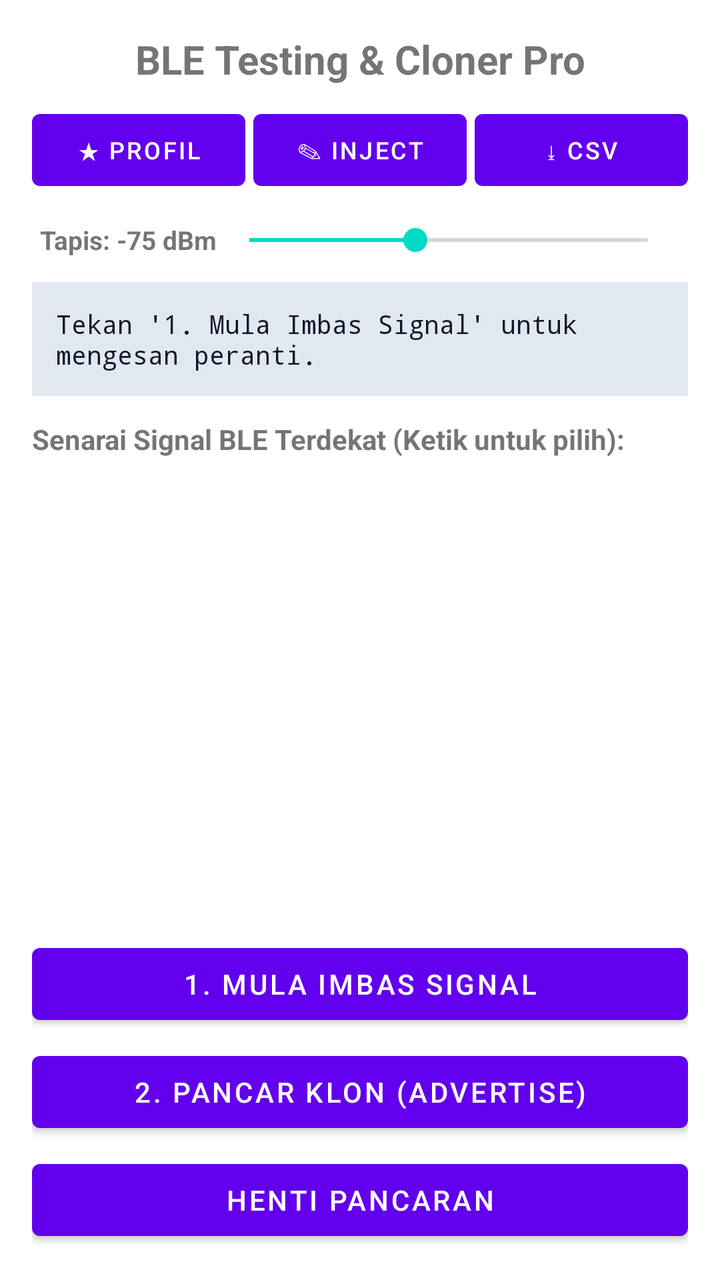
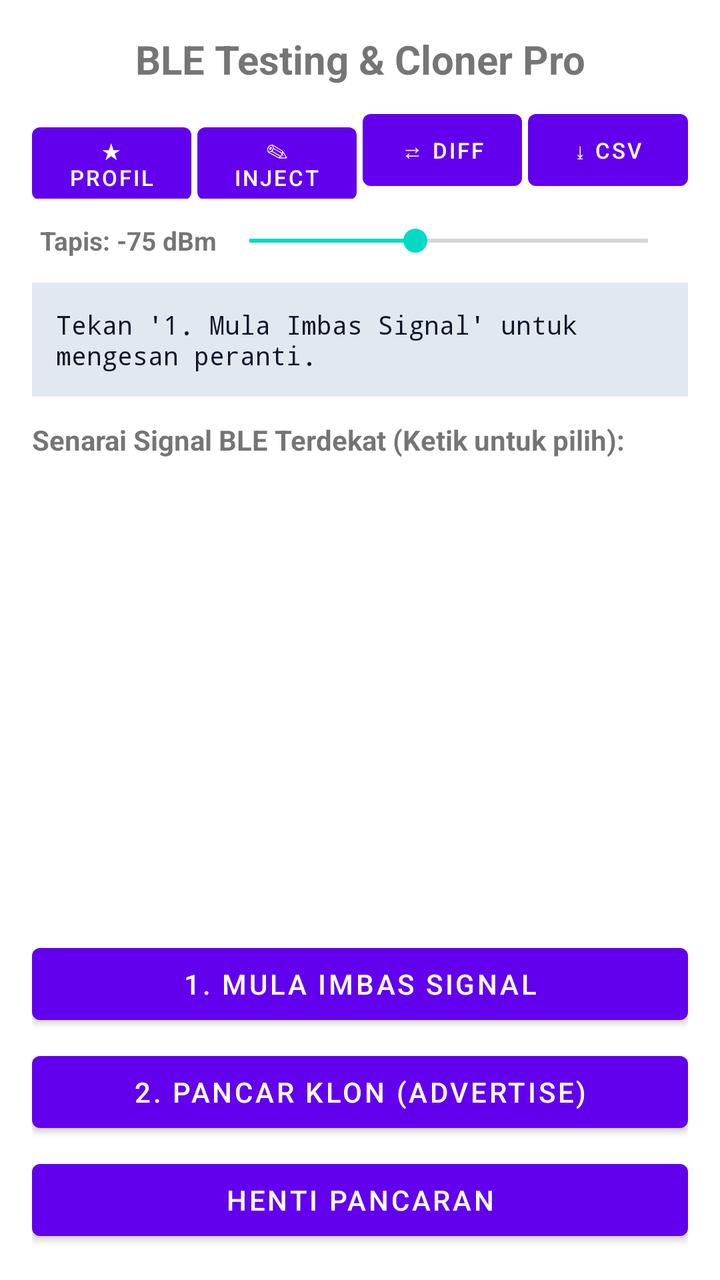

Two renders of the same Android screen: before a commit and after it. Below are the layout's source before the change and the commit's diff.
<!-- AndroidManifest.xml: application theme Theme.MaterialComponents.DayNight.NoActionBar -->
<!-- res/layout/activity_main.xml -->
<?xml version="1.0" encoding="utf-8"?>
<LinearLayout xmlns:android="http://schemas.android.com/apk/res/android"
    android:layout_width="match_parent"
    android:layout_height="match_parent"
    android:orientation="vertical"
    android:padding="16dp">

    <TextView
        android:id="@+id/tvHeader"
        android:layout_width="match_parent"
        android:layout_height="wrap_content"
        android:text="BLE Testing &amp; Cloner Pro"
        android:textSize="20sp"
        android:textStyle="bold"
        android:textAlignment="center"
        android:layout_marginBottom="8dp" />

    
    <LinearLayout
        android:layout_width="match_parent"
        android:layout_height="wrap_content"
        android:orientation="horizontal"
        android:weightSum="3"
        android:layout_marginBottom="8dp">

        <Button
            android:id="@+id/btnBookmarks"
            android:layout_width="0dp"
            android:layout_height="wrap_content"
            android:layout_weight="1"
            android:text="★ Profil"
            android:textSize="12sp" />

        <Button
            android:id="@+id/btnManualInject"
            android:layout_width="0dp"
            android:layout_height="wrap_content"
            android:layout_weight="1"
            android:layout_marginStart="4dp"
            android:layout_marginEnd="4dp"
            android:text="✎ Inject"
            android:textSize="12sp" />

        <Button
            android:id="@+id/btnExportCsv"
            android:layout_width="0dp"
            android:layout_height="wrap_content"
            android:layout_weight="1"
            android:text="⤓ CSV"
            android:textSize="12sp" />
    </LinearLayout>

    
    <LinearLayout
        android:layout_width="match_parent"
        android:layout_height="wrap_content"
        android:orientation="horizontal"
        android:gravity="center_vertical"
        android:padding="4dp"
        android:layout_marginBottom="8dp">

        <TextView
            android:id="@+id/tvRssiLabel"
            android:layout_width="wrap_content"
            android:layout_height="wrap_content"
            android:text="Tapis: -75 dBm"
            android:textSize="13sp"
            android:textStyle="bold" />

        <SeekBar
            android:id="@+id/sbRssi"
            android:layout_width="match_parent"
            android:layout_height="wrap_content"
            android:max="60"
            android:progress="25" />
    </LinearLayout>

    
    <TextView
        android:id="@+id/tvStatus"
        android:layout_width="match_parent"
        android:layout_height="wrap_content"
        android:background="#E2E8F0"
        android:textColor="#0F172A"
        android:padding="12dp"
        android:text="Tekan '1. Mula Imbas Signal' untuk mengesan peranti."
        android:textSize="13sp"
        android:fontFamily="monospace"
        android:layout_marginBottom="12dp" />

    <TextView
        android:layout_width="wrap_content"
        android:layout_height="wrap_content"
        android:text="Senarai Signal BLE Terdekat (Ketik untuk pilih):"
        android:textSize="14sp"
        android:textStyle="bold"
        android:layout_marginBottom="6dp" />

    
    <ListView
        android:id="@+id/lvDevices"
        android:layout_width="match_parent"
        android:layout_height="0dp"
        android:layout_weight="1"
        android:divider="#334155"
        android:dividerHeight="1dp"
        android:layout_marginBottom="12dp" />

    <Button
        android:id="@+id/btnScan"
        android:layout_width="match_parent"
        android:layout_height="wrap_content"
        android:text="1. Mula Imbas Signal" />

    <Button
        android:id="@+id/btnBroadcast"
        android:layout_width="match_parent"
        android:layout_height="wrap_content"
        android:layout_marginTop="6dp"
        android:text="2. Pancar Klon (Advertise)" />

    <Button
        android:id="@+id/btnStopBroadcast"
        android:layout_width="match_parent"
        android:layout_height="wrap_content"
        android:layout_marginTop="6dp"
        android:text="Henti Pancaran" />

</LinearLayout>
<!-- resources referenced by this layout -->
<resources>

</resources>

<!-- the commit's change to res/layout/activity_main.xml (unified diff, before → after) -->
@@ -20,7 +20,7 @@
         android:layout_width="match_parent"
         android:layout_height="wrap_content"
         android:orientation="horizontal"
-        android:weightSum="3"
+        android:weightSum="4"
         android:layout_marginBottom="8dp">
 
         <Button
@@ -29,25 +29,34 @@
             android:layout_height="wrap_content"
             android:layout_weight="1"
             android:text="★ Profil"
-            android:textSize="12sp" />
+            android:textSize="11sp" />
 
         <Button
             android:id="@+id/btnManualInject"
             android:layout_width="0dp"
             android:layout_height="wrap_content"
             android:layout_weight="1"
-            android:layout_marginStart="4dp"
-            android:layout_marginEnd="4dp"
+            android:layout_marginStart="3dp"
             android:text="✎ Inject"
-            android:textSize="12sp" />
+            android:textSize="11sp" />
+
+        <Button
+            android:id="@+id/btnDiff"
+            android:layout_width="0dp"
+            android:layout_height="wrap_content"
+            android:layout_weight="1"
+            android:layout_marginStart="3dp"
+            android:text="⇄ Diff"
+            android:textSize="11sp" />
 
         <Button
             android:id="@+id/btnExportCsv"
             android:layout_width="0dp"
             android:layout_height="wrap_content"
             android:layout_weight="1"
+            android:layout_marginStart="3dp"
             android:text="⤓ CSV"
-            android:textSize="12sp" />
+            android:textSize="11sp" />
     </LinearLayout>
 
     
